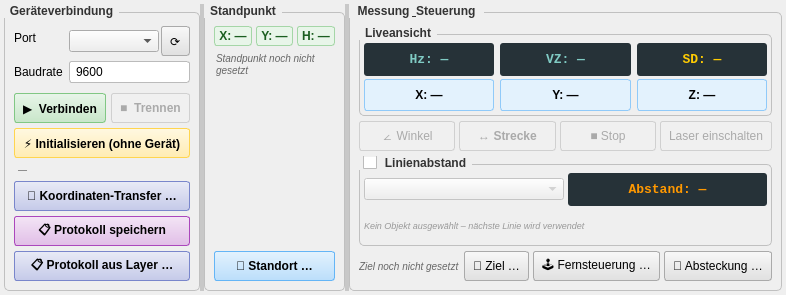
Old version of the form q_sokkia_plugin_dockwidget_base.ui in the repository geopackix/qgis_sokkia.
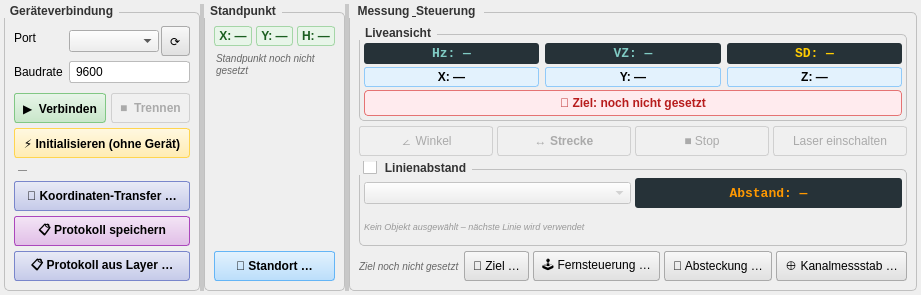
New version of the form. Custom widgets are drawn as their Qt base class.

What changed in the file:
```diff
--- a/q_sokkia_plugin_dockwidget_base.ui
+++ b/q_sokkia_plugin_dockwidget_base.ui
@@ -266,6 +266,14 @@
              </item>
             </layout>
            </item>
+           <item>
+            <widget class="QLabel" name="lbl_target_badge">
+             <property name="text"><string>&#x1F3AF; Ziel: noch nicht gesetzt</string></property>
+             <property name="alignment"><set>Qt::AlignCenter</set></property>
+             <property name="toolTip"><string>Aktuell am Tachymeter eingestellter Zieltyp und Prismenkonstante. Gilt f&#xFC;r ALLE Streckenmessungen (auch Kanalmessstab).</string></property>
+             <property name="styleSheet"><string notr="true">font-size:12px;font-weight:bold;padding:5px 8px;background:#ffebee;color:#b71c1c;border:1px solid #e57373;border-radius:4px;</string></property>
+            </widget>
+           </item>
           </layout>
          </widget>
         </item>
@@ -381,6 +389,12 @@
             <property name="toolTip"><string>Absteckungsdialog &#xF6;ffnen: Punkt aus Layer anfahren</string></property>
            </widget>
           </item>
+          <item>
+           <widget class="QPushButton" name="btn_kanalmessstab">
+            <property name="text"><string>&#x2295; Kanalmessstab &#x2026;</string></property>
+            <property name="toolTip"><string>Kanalmessstab: zwei Prismen am Stab messen, Zielpunkt in Verl&#xE4;ngerung berechnen</string></property>
+           </widget>
+          </item>
          </layout>
         </item>
 
```
